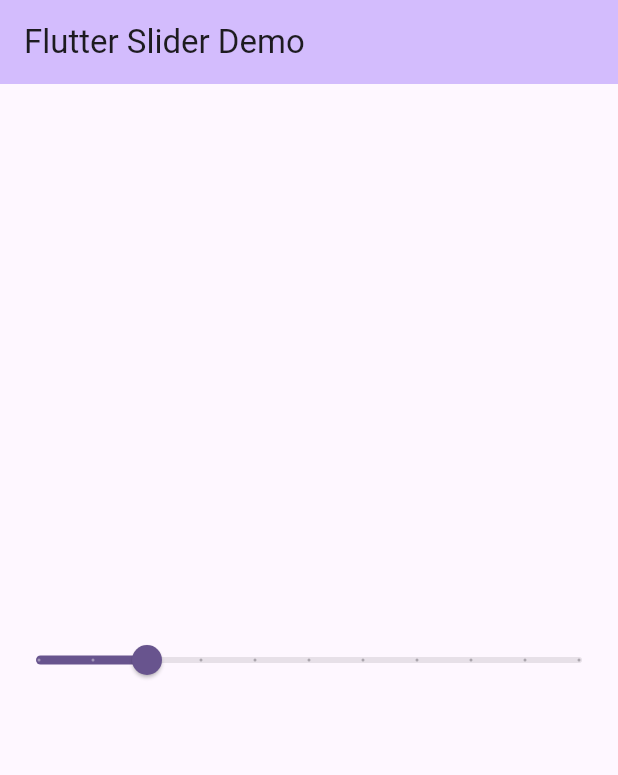
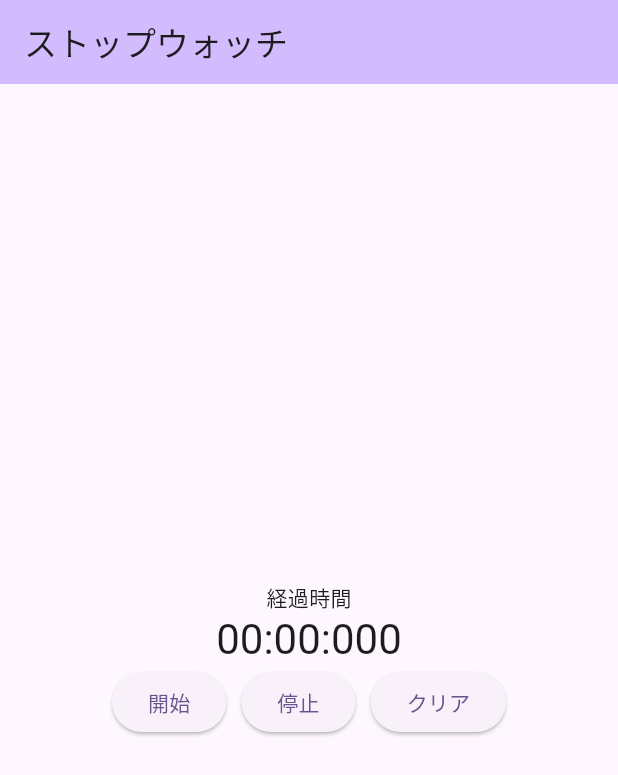
Before and after one commit to kobarmn/studyfirstudemy, a Flutter app: the screen it shows after launch, on a phone screen of 412 x 824 dp. Shown: the top 775 px of the screen. Run offline on Flutter 3.47's test engine with Material 3 defaults, Android fonts, the phone set to English and light mode, and no system bars.

Commit message:
Studying StopWatch

```diff
--- a/lib/main.dart
+++ b/lib/main.dart
@@ -1,4 +1,5 @@
 import 'package:flutter/material.dart';
+import 'dart:async';
 
 void main() {
   runApp(const MyApp());
@@ -14,12 +15,95 @@
       theme: ThemeData(
         colorScheme: ColorScheme.fromSeed(seedColor: Colors.deepPurple),
       ),
-      home: const MySlider(),
+      home: const StopWatch(),
     );
   }
 }
 
 
+
+class StopWatch extends StatefulWidget {
+  const StopWatch({super.key});
+
+  @override
+  State<StopWatch> createState() => _StopWatchState();
+}
+
+class _StopWatchState extends State<StopWatch> {
+
+  //変数定義・初期化
+  Timer _timer = Timer(Duration.zero, () {});
+  final Stopwatch _stopwatch = Stopwatch();
+  String _time = '00:00:000';
+
+ //StopWatch Start
+  void _startTimer() {
+    if(! _stopwatch.isRunning) {
+      _stopwatch.start();
+      _timer = Timer.periodic(Duration(milliseconds: 1), (timer) {
+        setState(() {
+          final Duration elapsed = _stopwatch.elapsed;
+          final String minute    = elapsed.inMinutes.toString().padLeft(2, '0');
+          final String sec = (elapsed.inSeconds % 60).toString().padLeft(2, '0');
+          final String millisec= (elapsed.inMilliseconds % 60).toString().padLeft(2, '0');
+          _time = '$minute:$sec:$millisec';
+        });
+      });
+    }
+  }
+
+  //StopWatch Stop
+  void _stopTimer(){
+    if(_stopwatch.isRunning){
+      _stopwatch.stop();
+      _timer.cancel();
+    }
+  }
+
+  //StopWatch Reset
+  void _resetTimer(){
+    _stopwatch.reset();
+    _time = '00:00:000';
+    setState(() {});
+  }
+
+
+  @override
+  Widget build(BuildContext context) {
+    return Scaffold(
+      appBar: AppBar(
+        title: Text('ストップウォッチ'),
+        backgroundColor: Theme.of(context).colorScheme.inversePrimary,
+      ),
+      body: Center(
+        child: Column(
+          mainAxisAlignment: MainAxisAlignment.center,
+          children: <Widget>[
+            Text('経過時間'),
+            Text(
+              '$_time',
+              style: Theme.of(context).textTheme.headlineMedium,
+            ),
+            Row(
+              mainAxisAlignment: MainAxisAlignment.center,
+              children: <Widget>[
+                ElevatedButton(onPressed: _startTimer, child: Text('開始')),
+                const SizedBox(width: 10),
+                ElevatedButton(onPressed: _stopTimer, child: Text('停止')),
+                const SizedBox(width: 10),
+                ElevatedButton(onPressed: _resetTimer, child: Text('クリア')),
+              ]
+            )
+          ]
+    )
+      ),
+    );
+  }
+}
+
+
+
+// SliderApp
 class MySlider extends StatefulWidget {
   const MySlider({super.key});
 
@@ -64,7 +148,7 @@
 
 
 
-
+//CheckBox App
 class MyCheckBox extends StatefulWidget {
   const MyCheckBox({Key? key}) : super(key: key); //コンストラクタ
 
```
